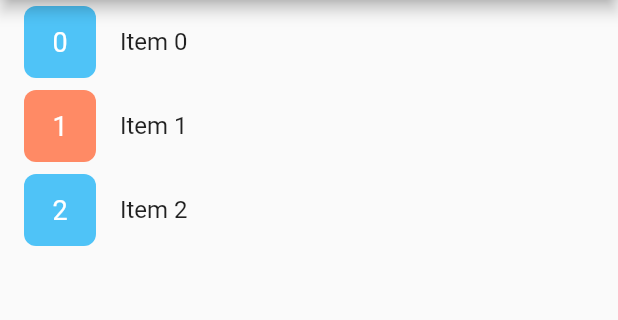
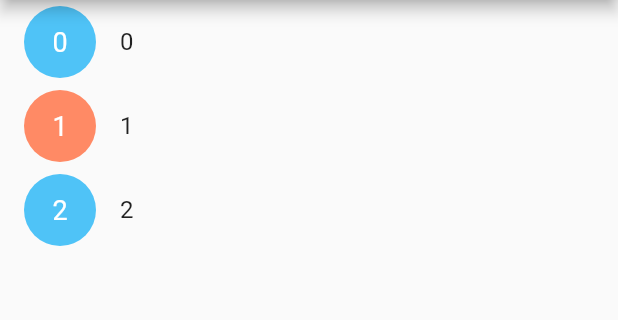
Before and after one commit to Akora-IngDKB/flutter_text_drawable, a Flutter app: the screen it shows after launch, on a phone screen of 412 x 824 dp, the part 84-404 px from its top. Run offline on Flutter 3.47's test engine with Material 2 defaults, Android fonts, the phone set to English and light mode, and no system bars.

Commit message:
Updated example

```diff
--- a/example/lib/main.dart
+++ b/example/lib/main.dart
@@ -21,17 +21,10 @@ class MyApp extends StatelessWidget {
       body: ListView.builder(
         itemCount: 3,
         itemBuilder: (context, index) {
-          return ListTile(
-            leading: TextDrawable(
-              text: "$index",
-              isTappable: true,
-              onTap: (val) {
-                print("$index selected: $val");
-              },
-              boxShape: BoxShape.rectangle,
-              borderRadius: BorderRadius.circular(8),
-            ),
-            title: Text("Item $index"),
+          return TextDrawableListTile(
+            drawableText: "$index",
+            title: Text("$index"),
+            onTap: null,
           );
         },
       ),
```
